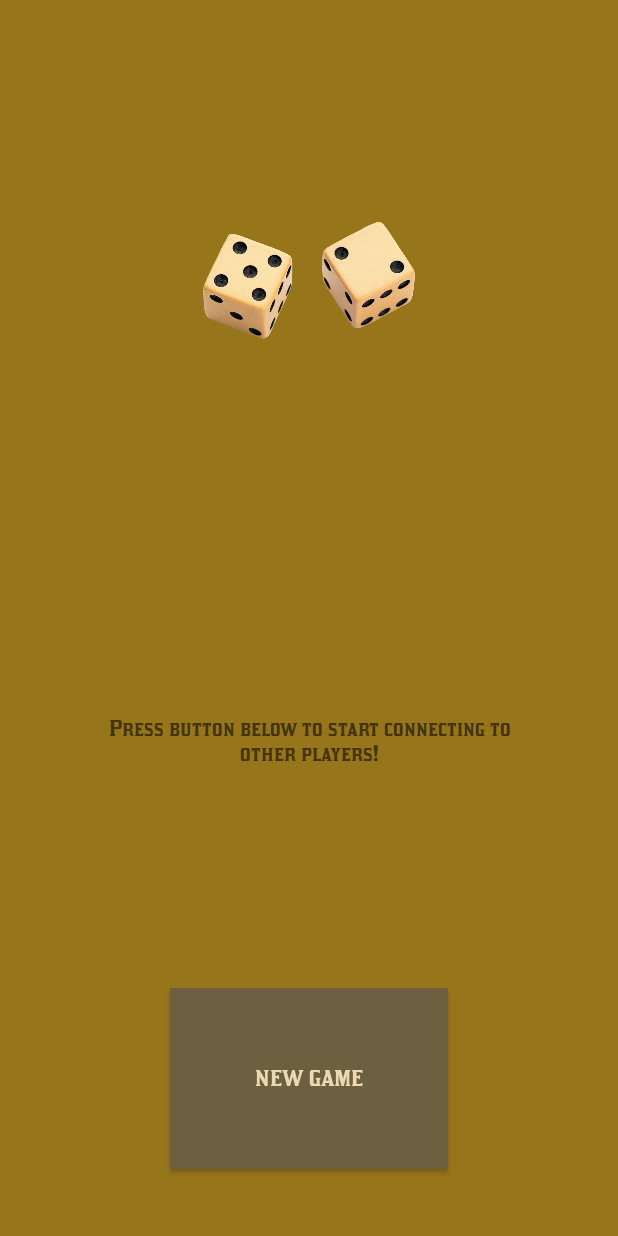
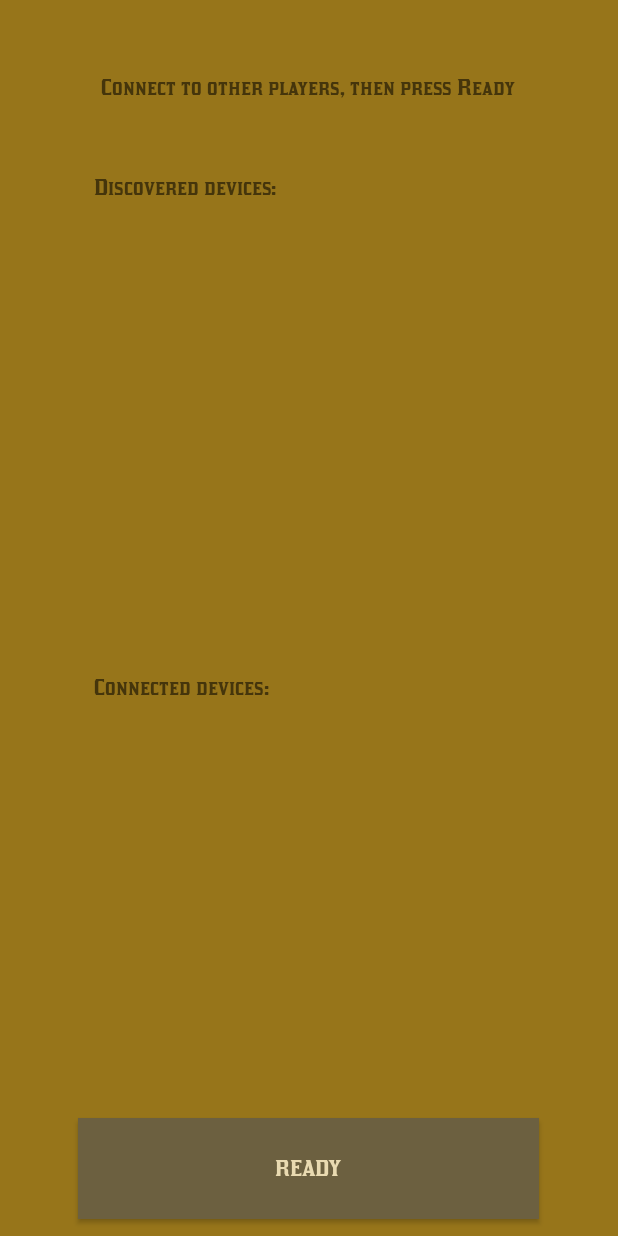
Before and after one commit to DanglingPointer/veridie-app, an Android app: the screen it shows after launch (MainActivity), after a tap on "NEW GAME", on a phone screen of 412 x 824 dp. Run offline under Robolectric (Android 15) with nearby library versions, the phone set to English and light mode, and no system bars; 4 statements that could not run were skipped.

Commit message:
Added ConnectingFragment
- discoverable for 120 sec
- don't show paired devices and discovered devices without name
- ignor read failures from removed devices in native code (in case
we get read failure after disconnecting device)
- save fragments properly in MainActivity
- unregister broardcast receivers when closing, otherwise it thows
- request location permissions
- discovering, connecting and sending/reading messages generally works,
but socket.connect() sometimes times out

```diff
--- a/VeriDie/app/src/main/AndroidManifest.xml
+++ b/VeriDie/app/src/main/AndroidManifest.xml
@@ -4,6 +4,8 @@
 
     <uses-permission android:name="android.permission.BLUETOOTH" />
     <uses-permission android:name="android.permission.BLUETOOTH_ADMIN" />
+    <uses-permission android:name="android.permission.ACCESS_FINE_LOCATION" />
+    <uses-permission android:name="android.permission.ACCESS_COARSE_LOCATION" />
 
     <application
         android:allowBackup="true"
--- a/VeriDie/app/src/main/java/com/vasilyev/veridie/bluetooth/ConnectionManager.java
+++ b/VeriDie/app/src/main/java/com/vasilyev/veridie/bluetooth/ConnectionManager.java
@@ -133,7 +133,7 @@ public class ConnectionManager extends HandlerThread
                     continue;
                 final int length = stream.readShort();
                 int read = 0;
-                while(read < length) {
+                while (read < length) {
                     read += stream.read(m_buffer, read, length - read);
                 }
                 String message = new String(m_buffer, 0, read, StandardCharsets.UTF_8);
--- /dev/null
+++ b/VeriDie/app/src/main/java/com/vasilyev/veridie/fragments/ConnectingFragment.java
@@ -0,0 +1,212 @@
+package com.vasilyev.veridie.fragments;
+
+import android.bluetooth.BluetoothDevice;
+import android.content.Context;
+import android.os.Bundle;
+import android.support.annotation.NonNull;
+import android.support.annotation.Nullable;
+import android.support.v4.app.Fragment;
+import android.util.Log;
+import android.view.LayoutInflater;
+import android.view.View;
+import android.view.ViewGroup;
+import android.widget.ArrayAdapter;
+import android.widget.Button;
+import android.widget.ListView;
+import android.widget.TextView;
+
+import com.vasilyev.veridie.R;
+import com.vasilyev.veridie.utils.Fonts;
+
+import java.util.ArrayList;
+
+public class ConnectingFragment extends Fragment
+{
+    public interface Callbacks
+    {
+        void onConnectDevicePressed(BluetoothDevice device);
+        void onDisconnectDevicePressed(BluetoothDevice device);
+        void onFinishedConnecting();
+    }
+
+    public static ConnectingFragment newInstance()
+    {
+        return new ConnectingFragment();
+    }
+
+    private static final String TAG = "ConnectingFragment";
+    private static final String ARG_DISCOVERED_DEVICES = "ARG_DISCOVERED_ARRAY";
+    private static final String ARG_CONNECTED_DEVICES = "ARG_CONNECTED_ARRAY";
+
+    private DevicesListAdapter m_discoveredAdapter;
+    private DevicesListAdapter m_connectedAdapter;
+    private Callbacks m_callbacks;
+
+    public ConnectingFragment()
+    {
+    }
+
+    public void addDiscoveredDevice(BluetoothDevice device)
+    {
+        if (!m_discoveredAdapter.getDevices().contains(device))
+            m_discoveredAdapter.add(device);
+    }
+
+    public void removeDiscoveredDevice(BluetoothDevice device)
+    {
+        m_discoveredAdapter.remove(device);
+    }
+
+    public void addConnectedDevice(BluetoothDevice device)
+    {
+        m_connectedAdapter.add(device);
+    }
+
+    public void removeConnectedDevice(BluetoothDevice device)
+    {
+        m_connectedAdapter.remove(device);
+    }
+
+    @Override
+    public View onCreateView(LayoutInflater inflater, ViewGroup container,
+                             Bundle savedInstanceState)
+    {
+        View root = inflater.inflate(R.layout.fragment_connecting, container, false);
+        ArrayList<BluetoothDevice> discoveredDevices = null;
+        ArrayList<BluetoothDevice> connectedDevices = null;
+        if (savedInstanceState != null) {
+            discoveredDevices = savedInstanceState.getParcelableArrayList(ARG_DISCOVERED_DEVICES);
+            connectedDevices = savedInstanceState.getParcelableArrayList(ARG_CONNECTED_DEVICES);
+        }
+        if (discoveredDevices == null)
+            discoveredDevices = new ArrayList<>();
+        if (connectedDevices == null)
+            connectedDevices = new ArrayList<>();
+
+        m_discoveredAdapter = new DevicesListAdapter(getActivity(), discoveredDevices, false);
+        m_connectedAdapter = new DevicesListAdapter(getActivity(), connectedDevices, true);
+
+        ListView discoveredList = root.findViewById(R.id.list_discovered);
+        discoveredList.setAdapter(m_discoveredAdapter);
+        ListView connectedList = root.findViewById(R.id.list_connected);
+        connectedList.setAdapter(m_connectedAdapter);
+
+        TextView title = root.findViewById(R.id.txt_connecting_title);
+        title.setTypeface(Fonts.forText(getActivity()));
+        TextView discoveredTitle = root.findViewById(R.id.txt_discovered_title);
+        discoveredTitle.setTypeface(Fonts.forText(getActivity()));
+        TextView connectedTitle = root.findViewById(R.id.txt_connected_title);
+        connectedTitle.setTypeface(Fonts.forText(getActivity()));
+
+        Button finishedConnecting = root.findViewById(R.id.btn_finished_connecting);
+        finishedConnecting.setTypeface(Fonts.forText(getActivity()));
+        finishedConnecting.setOnClickListener((v) -> {
+            m_callbacks.onFinishedConnecting();
+            finishedConnecting.setEnabled(false);
+        });
+
+        return root;
+    }
+
+    @Override
+    public void onSaveInstanceState(@NonNull Bundle outState)
+    {
+        super.onSaveInstanceState(outState);
+        outState.putParcelableArrayList(ARG_DISCOVERED_DEVICES, m_discoveredAdapter.getDevices());
+        outState.putParcelableArrayList(ARG_CONNECTED_DEVICES, m_connectedAdapter.getDevices());
+    }
+
+    @Override
+    public void onAttach(Context context)
+    {
+        m_callbacks = (Callbacks)context;
+        super.onAttach(context);
+    }
+
+    @Override
+    public void onDetach()
+    {
+        super.onDetach();
+        m_callbacks = null;
+    }
+
+    private static class DevicesListAdapter extends ArrayAdapter<BluetoothDevice>
+    {
+        private class ViewHolder
+        {
+            private final TextView m_txtDeviceName;
+            private final Button m_btnConnectDisconnect;
+            private BluetoothDevice m_lastDevice;
+
+            ViewHolder(View root)
+            {
+                m_txtDeviceName = root.findViewById(R.id.txt_device_name);
+                m_txtDeviceName.setTypeface(Fonts.forText(getContext()));
+                m_btnConnectDisconnect = root.findViewById(R.id.btn_connect_disconnect);
+                m_btnConnectDisconnect.setTypeface(Fonts.forText(getContext()));
+            }
+
+            void bind(BluetoothDevice device)
+            {
+                if (device.equals(m_lastDevice))
+                    return;
+
+                m_btnConnectDisconnect.setEnabled(true);
+                if (device.getBondState() == BluetoothDevice.BOND_BONDING)
+                    m_btnConnectDisconnect.setText("...");
+                else
+                    m_btnConnectDisconnect.setText(m_connected
+                            ? getContext().getString(R.string.conn_btn_disconnect)
+                            : getContext().getString(R.string.conn_btn_connect));
+
+                m_txtDeviceName.setText(device.getName());
+                if (m_connected)
+                    m_btnConnectDisconnect.setOnClickListener((view) -> {
+                        m_callbacks.onDisconnectDevicePressed(device);
+                        m_btnConnectDisconnect.setEnabled(false);
+                    });
+                else
+                    m_btnConnectDisconnect.setOnClickListener((view) -> {
+                        m_callbacks.onConnectDevicePressed(device);
+                        m_btnConnectDisconnect.setEnabled(false);
+                        m_btnConnectDisconnect.setText("...");
+                    });
+                m_lastDevice = device;
+            }
+        }
+
+
+        private final ConnectingFragment.Callbacks m_callbacks;
+        private final ArrayList<BluetoothDevice> m_items;
+        private final boolean m_connected;
+
+        DevicesListAdapter(@NonNull Context context, @NonNull ArrayList<BluetoothDevice> objects, boolean connected)
+        {
+            super(context, R.layout.list_item_connecting, objects);
+            m_callbacks = (ConnectingFragment.Callbacks)context;
+            m_items = objects;
+            m_connected = connected;
+        }
+
+        ArrayList<BluetoothDevice> getDevices()
+        {
+            return m_items;
+        }
+
+        @NonNull
+        @Override
+        public View getView(int position, @Nullable View convertView, @NonNull ViewGroup parent)
+        {
+            ViewHolder holder;
+            if (convertView == null) {
+                convertView = LayoutInflater.from(getContext()).inflate(R.layout.list_item_connecting, parent, false);
+                holder = new ViewHolder(convertView);
+                convertView.setTag(holder);
+            } else {
+                holder = (ViewHolder)convertView.getTag();
+            }
+            holder.bind(getItem(position));
+            return convertView;
+        }
+    }
+}
--- a/VeriDie/app/src/main/res/layout/activity_main.xml
+++ b/VeriDie/app/src/main/res/layout/activity_main.xml
@@ -17,7 +17,7 @@
         android:id="@+id/container"
         android:layout_width="0dp"
         android:layout_height="match_parent"
-        android:layout_weight="4"/>
+        android:layout_weight="8"/>
 
     <TextView
         android:layout_width="0dp"
--- /dev/null
+++ b/VeriDie/app/src/main/res/layout/fragment_connecting.xml
@@ -0,0 +1,57 @@
+<?xml version="1.0" encoding="utf-8"?>
+<LinearLayout xmlns:android="http://schemas.android.com/apk/res/android"
+    xmlns:tools="http://schemas.android.com/tools"
+    android:layout_width="match_parent"
+    android:layout_height="match_parent"
+    android:orientation="vertical"
+    tools:context=".fragments.ConnectingFragment">
+
+    <TextView
+        android:layout_width="match_parent"
+        android:layout_height="0dp"
+        android:layout_weight="1"
+        android:layout_marginHorizontal="10pt"
+        android:gravity="center_horizontal|bottom"
+        android:text="@string/conn_txt_title"
+        android:id="@+id/txt_connecting_title" />
+
+    <TextView
+        android:layout_width="match_parent"
+        android:layout_height="0dp"
+        android:layout_weight="1"
+        android:layout_marginHorizontal="10pt"
+        android:gravity="bottom"
+        android:id="@+id/txt_discovered_title"
+        android:text="@string/conn_txt_discovered" />
+
+    <ListView
+        android:layout_width="match_parent"
+        android:layout_height="0dp"
+        android:layout_weight="4"
+        android:id="@+id/list_discovered" />
+
+    <TextView
+        android:layout_width="match_parent"
+        android:layout_height="0dp"
+        android:layout_weight="1"
+        android:layout_marginHorizontal="10pt"
+        android:gravity="bottom"
+        android:id="@+id/txt_connected_title"
+        android:text="@string/conn_txt_connected" />
+
+    <ListView
+        android:layout_width="match_parent"
+        android:layout_height="0dp"
+        android:layout_weight="4"
+        android:id="@+id/list_connected" />
+
+    <Button
+        android:layout_width="match_parent"
+        android:layout_height="0dp"
+        android:layout_weight="1"
+        android:gravity="center"
+        android:layout_margin="5pt"
+        android:text="@string/conn_btn_ready"
+        android:id="@+id/btn_finished_connecting" />
+
+</LinearLayout>
--- a/VeriDie/app/src/main/res/values/strings.xml
+++ b/VeriDie/app/src/main/res/values/strings.xml
@@ -2,4 +2,10 @@
     <string name="app_name">VeriDie</string>
     <string name="idle_welcome_text">Press button below to start connecting to other players!</string>
     <string name="idle_btn_start_connecting">New game</string>
+    <string name="conn_txt_discovered">Discovered devices:</string>
+    <string name="conn_txt_connected">Connected devices:</string>
+    <string name="conn_btn_ready">Ready</string>
+    <string name="conn_txt_title">Connect to other players, then press "Ready"</string>
+    <string name="conn_btn_connect">Connect</string>
+    <string name="conn_btn_disconnect">Disconnect</string>
 </resources>
```
Also changed, not shown: VeriDie/app/src/main/java/com/vasilyev/veridie/MainActivity.java (+98 -12 lines), VeriDie/app/src/main/java/com/vasilyev/veridie/bluetooth/BluetoothService.java (+16 -11 lines), VeriDie/app/src/main/res/layout/list_item_connecting.xml (added, +23 -0 lines), 3 other files. Lines whose indentation alone changed are shown as unchanged.
